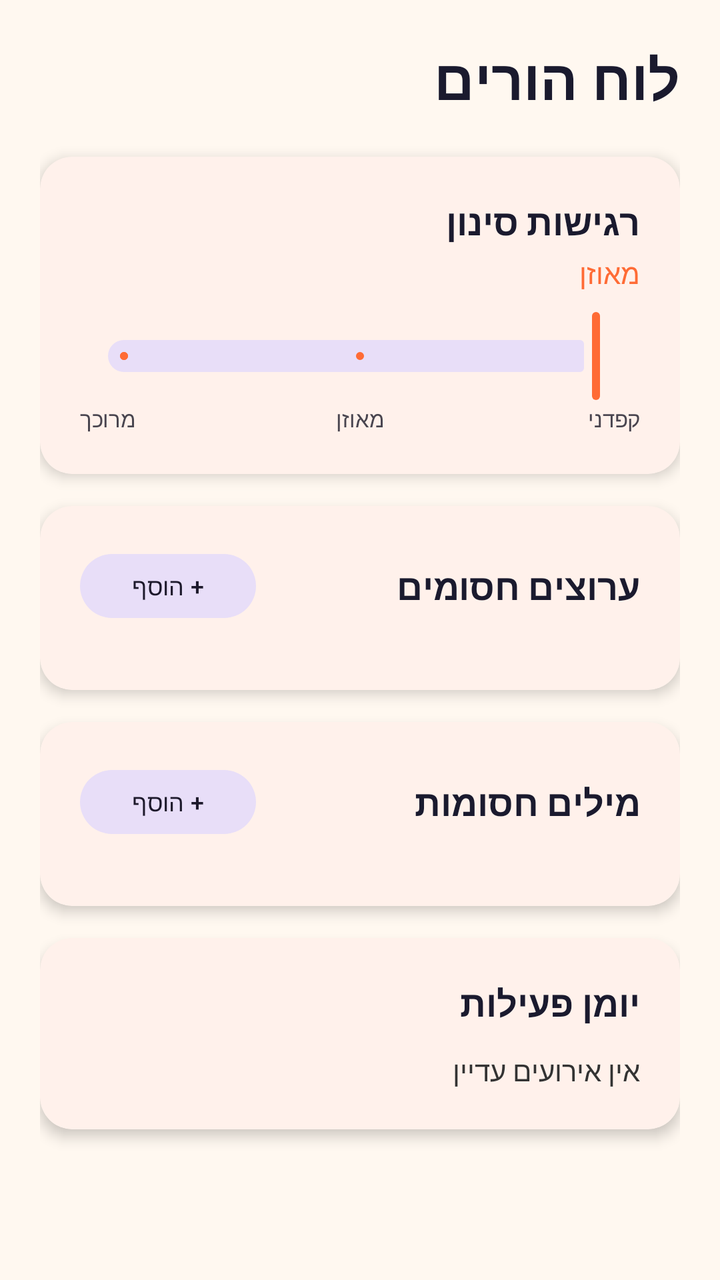
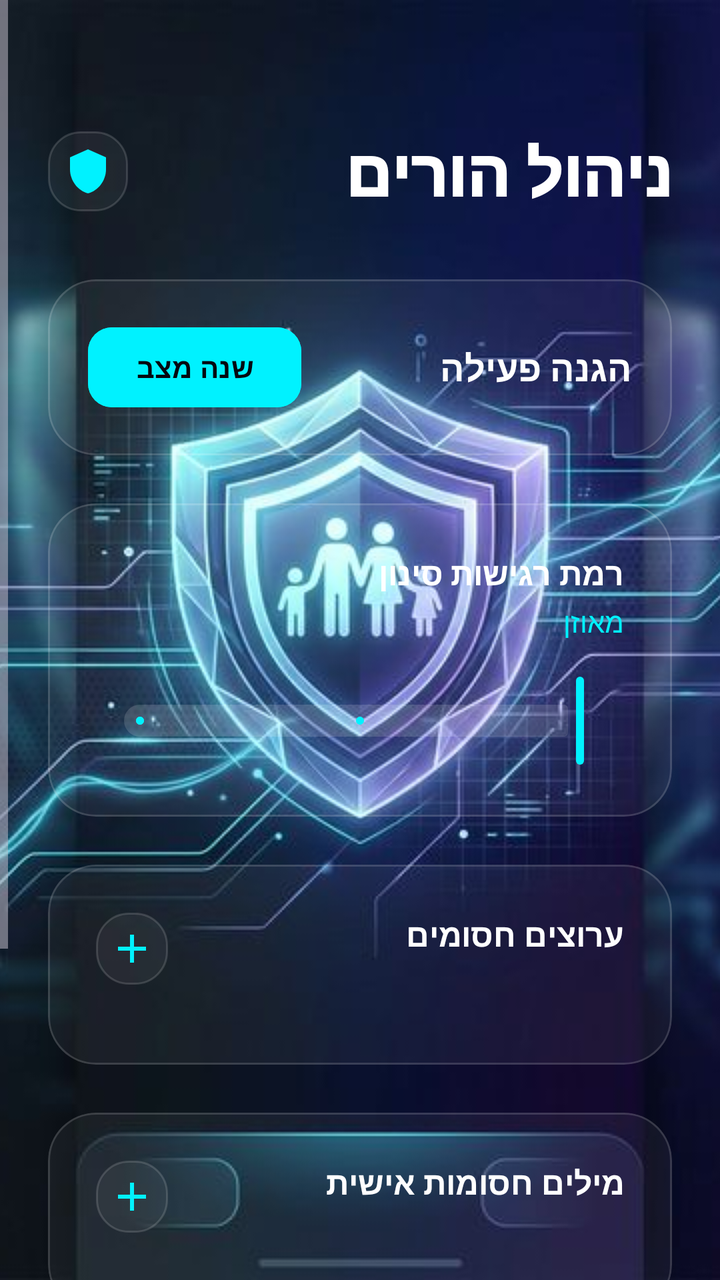

Before-and-after screenshots of an Android layout around one commit, followed by the original layout XML and the change that was made.
<!-- AndroidManifest.xml: application theme Theme.SafeKids -->
<!-- res/layout/activity_parent_dashboard.xml -->
<?xml version="1.0" encoding="utf-8"?>
<ScrollView xmlns:android="http://schemas.android.com/apk/res/android"
    xmlns:app="http://schemas.android.com/apk/res-auto"
    android:layout_width="match_parent"
    android:layout_height="match_parent"
    android:background="@color/sk_background"
    android:layoutDirection="rtl">

    <LinearLayout
        android:layout_width="match_parent"
        android:layout_height="wrap_content"
        android:orientation="vertical"
        android:padding="20dp">

        
        <TextView
            android:layout_width="wrap_content"
            android:layout_height="wrap_content"
            android:text="@string/dashboard_title"
            android:textSize="28sp"
            android:textStyle="bold"
            android:textColor="@color/sk_on_background"
            android:layout_marginBottom="20dp" />

        
        <com.google.android.material.card.MaterialCardView
            android:layout_width="match_parent"
            android:layout_height="wrap_content"
            app:cardCornerRadius="16dp"
            app:cardElevation="4dp"
            app:strokeWidth="0dp"
            android:layout_marginBottom="16dp">

            <LinearLayout
                android:layout_width="match_parent"
                android:layout_height="wrap_content"
                android:orientation="vertical"
                android:padding="20dp">

                <TextView
                    android:layout_width="wrap_content"
                    android:layout_height="wrap_content"
                    android:text="@string/dashboard_sensitivity"
                    android:textSize="18sp"
                    android:textStyle="bold"
                    android:textColor="@color/sk_on_background" />

                <TextView
                    android:id="@+id/tvSensitivityLabel"
                    android:layout_width="wrap_content"
                    android:layout_height="wrap_content"
                    android:text="@string/sensitivity_balanced"
                    android:textSize="14sp"
                    android:textColor="@color/sk_primary"
                    android:layout_marginTop="4dp" />

                <com.google.android.material.slider.Slider
                    android:id="@+id/sliderSensitivity"
                    android:layout_width="match_parent"
                    android:layout_height="wrap_content"
                    android:layout_marginTop="8dp"
                    android:valueFrom="0"
                    android:valueTo="2"
                    android:stepSize="1"
                    app:trackColorActive="@color/sk_primary"
                    app:thumbColor="@color/sk_primary" />

                <LinearLayout
                    android:layout_width="match_parent"
                    android:layout_height="wrap_content"
                    android:orientation="horizontal">
                    <TextView android:layout_width="0dp" android:layout_weight="1" android:layout_height="wrap_content" android:text="@string/sensitivity_strict" android:textSize="11sp" android:gravity="start" />
                    <TextView android:layout_width="0dp" android:layout_weight="1" android:layout_height="wrap_content" android:text="@string/sensitivity_balanced" android:textSize="11sp" android:gravity="center" />
                    <TextView android:layout_width="0dp" android:layout_weight="1" android:layout_height="wrap_content" android:text="@string/sensitivity_relaxed" android:textSize="11sp" android:gravity="end" />
                </LinearLayout>

            </LinearLayout>
        </com.google.android.material.card.MaterialCardView>

        
        <com.google.android.material.card.MaterialCardView
            android:layout_width="match_parent"
            android:layout_height="wrap_content"
            app:cardCornerRadius="16dp"
            app:cardElevation="4dp"
            app:strokeWidth="0dp"
            android:layout_marginBottom="16dp">

            <LinearLayout
                android:layout_width="match_parent"
                android:layout_height="wrap_content"
                android:orientation="vertical"
                android:padding="20dp">

                <LinearLayout
                    android:layout_width="match_parent"
                    android:layout_height="wrap_content"
                    android:orientation="horizontal"
                    android:gravity="center_vertical">

                    <TextView
                        android:layout_width="0dp"
                        android:layout_weight="1"
                        android:layout_height="wrap_content"
                        android:text="ערוצים חסומים"
                        android:textSize="18sp"
                        android:textStyle="bold"
                        android:textColor="@color/sk_on_background" />

                    <Button
                        android:id="@+id/btnAddChannel"
                        style="@style/Widget.Material3.Button.TonalButton"
                        android:layout_width="wrap_content"
                        android:layout_height="40dp"
                        android:text="+ הוסף"
                        android:textSize="12sp" />
                </LinearLayout>

                <com.google.android.material.chip.ChipGroup
                    android:id="@+id/chipGroupChannels"
                    android:layout_width="match_parent"
                    android:layout_height="wrap_content"
                    android:layout_marginTop="12dp" />

            </LinearLayout>
        </com.google.android.material.card.MaterialCardView>

        
        <com.google.android.material.card.MaterialCardView
            android:layout_width="match_parent"
            android:layout_height="wrap_content"
            app:cardCornerRadius="16dp"
            app:cardElevation="4dp"
            app:strokeWidth="0dp"
            android:layout_marginBottom="16dp">

            <LinearLayout
                android:layout_width="match_parent"
                android:layout_height="wrap_content"
                android:orientation="vertical"
                android:padding="20dp">

                <LinearLayout
                    android:layout_width="match_parent"
                    android:layout_height="wrap_content"
                    android:orientation="horizontal"
                    android:gravity="center_vertical">

                    <TextView
                        android:layout_width="0dp"
                        android:layout_weight="1"
                        android:layout_height="wrap_content"
                        android:text="מילים חסומות"
                        android:textSize="18sp"
                        android:textStyle="bold"
                        android:textColor="@color/sk_on_background" />

                    <Button
                        android:id="@+id/btnAddKeyword"
                        style="@style/Widget.Material3.Button.TonalButton"
                        android:layout_width="wrap_content"
                        android:layout_height="40dp"
                        android:text="+ הוסף"
                        android:textSize="12sp" />
                </LinearLayout>

                <com.google.android.material.chip.ChipGroup
                    android:id="@+id/chipGroupKeywords"
                    android:layout_width="match_parent"
                    android:layout_height="wrap_content"
                    android:layout_marginTop="12dp" />

            </LinearLayout>
        </com.google.android.material.card.MaterialCardView>

        
        <com.google.android.material.card.MaterialCardView
            android:layout_width="match_parent"
            android:layout_height="wrap_content"
            app:cardCornerRadius="16dp"
            app:cardElevation="4dp"
            app:strokeWidth="0dp"
            android:layout_marginBottom="16dp">

            <LinearLayout
                android:layout_width="match_parent"
                android:layout_height="wrap_content"
                android:orientation="vertical"
                android:padding="20dp">

                <TextView
                    android:layout_width="wrap_content"
                    android:layout_height="wrap_content"
                    android:text="@string/dashboard_activity_log"
                    android:textSize="18sp"
                    android:textStyle="bold"
                    android:textColor="@color/sk_on_background" />

                <TextView
                    android:id="@+id/tvLogSummary"
                    android:layout_width="match_parent"
                    android:layout_height="wrap_content"
                    android:text="אין אירועים עדיין"
                    android:textSize="14sp"
                    android:textColor="@color/sk_on_surface"
                    android:layout_marginTop="12dp"
                    android:lineSpacingExtra="4dp" />

            </LinearLayout>
        </com.google.android.material.card.MaterialCardView>

    </LinearLayout>
</ScrollView>
<!-- resources referenced by this layout -->
<resources>
  <color name="sk_background">#FFF8F0</color>
  <color name="sk_on_background">#1A1A2E</color>
  <color name="sk_on_surface">#333333</color>
  <color name="sk_primary">#FF6B35</color>
  <string name="dashboard_activity_log">יומן פעילות</string>
  <string name="dashboard_sensitivity">רגישות סינון</string>
  <string name="dashboard_title">לוח הורים</string>
  <string name="sensitivity_balanced">מאוזן</string>
  <string name="sensitivity_relaxed">מרוכך</string>
  <string name="sensitivity_strict">קפדני</string>
  <style name="Theme.SafeKids" parent="Theme.Material3.Light.NoActionBar">
          <item name="colorPrimary">@color/sk_primary</item>
          <item name="colorPrimaryDark">@color/sk_primary_dark</item>
          <item name="colorSecondary">@color/sk_secondary</item>
          <item name="colorOnPrimary">@color/sk_on_primary</item>
          <item name="android:colorBackground">@color/sk_background</item>
          <item name="colorSurface">@color/sk_surface</item>
          <item name="colorError">@color/sk_error</item>
          <item name="android:statusBarColor">@color/sk_primary_dark</item>
          <item name="android:navigationBarColor">@color/sk_background</item>
      </style>
  <color name="sk_primary_dark">#E55A2B</color>
  <color name="sk_secondary">#2EC4B6</color>
  <color name="sk_on_primary">#FFFFFF</color>
  <color name="sk_surface">#FFFFFF</color>
  <color name="sk_error">#E63946</color>
</resources>

<!-- the commit's change to res/layout/activity_parent_dashboard.xml (unified diff, before → after) -->
@@ -1,213 +1,279 @@
 <?xml version="1.0" encoding="utf-8"?>
-<ScrollView xmlns:android="http://schemas.android.com/apk/res/android"
+<androidx.constraintlayout.widget.ConstraintLayout xmlns:android="http://schemas.android.com/apk/res/android"
     xmlns:app="http://schemas.android.com/apk/res-auto"
     android:layout_width="match_parent"
     android:layout_height="match_parent"
-    android:background="@color/sk_background"
     android:layoutDirection="rtl">
 
-    <LinearLayout
+    
+    <ImageView
         android:layout_width="match_parent"
-        android:layout_height="wrap_content"
-        android:orientation="vertical"
-        android:padding="20dp">
-
-        
-        <TextView
-            android:layout_width="wrap_content"
-            android:layout_height="wrap_content"
-            android:text="@string/dashboard_title"
-            android:textSize="28sp"
-            android:textStyle="bold"
-            android:textColor="@color/sk_on_background"
-            android:layout_marginBottom="20dp" />
-
-        
-        <com.google.android.material.card.MaterialCardView
+        android:layout_height="match_parent"
+        android:scaleType="centerCrop"
+        android:src="@drawable/safekids_background_premium" />
+
+    <ScrollView
+        android:layout_width="match_parent"
+        android:layout_height="match_parent">
+
+        <LinearLayout
             android:layout_width="match_parent"
             android:layout_height="wrap_content"
-            app:cardCornerRadius="16dp"
-            app:cardElevation="4dp"
-            app:strokeWidth="0dp"
-            android:layout_marginBottom="16dp">
-
-            <LinearLayout
-                android:layout_width="match_parent"
-                android:layout_height="wrap_content"
-                android:orientation="vertical"
-                android:padding="20dp">
+            android:orientation="vertical"
+            android:paddingHorizontal="24dp"
+            android:paddingTop="64dp"
+            android:paddingBottom="40dp">
+
+            
+            <RelativeLayout
+                android:layout_width="match_parent"
+                android:layout_height="wrap_content"
+                android:layout_marginBottom="32dp">
 
                 <TextView
                     android:layout_width="wrap_content"
                     android:layout_height="wrap_content"
-                    android:text="@string/dashboard_sensitivity"
-                    android:textSize="18sp"
-                    android:textStyle="bold"
-                    android:textColor="@color/sk_on_background" />
-
-                <TextView
-                    android:id="@+id/tvSensitivityLabel"
-                    android:layout_width="wrap_content"
-                    android:layout_height="wrap_content"
-                    android:text="@string/sensitivity_balanced"
-                    android:textSize="14sp"
-                    android:textColor="@color/sk_primary"
-                    android:layout_marginTop="4dp" />
-
-                <com.google.android.material.slider.Slider
-                    android:id="@+id/sliderSensitivity"
-                    android:layout_width="match_parent"
-                    android:layout_height="wrap_content"
-                    android:layout_marginTop="8dp"
-                    android:valueFrom="0"
-                    android:valueTo="2"
-                    android:stepSize="1"
-                    app:trackColorActive="@color/sk_primary"
-                    app:thumbColor="@color/sk_primary" />
-
-                <LinearLayout
-                    android:layout_width="match_parent"
-                    android:layout_height="wrap_content"
-                    android:orientation="horizontal">
-                    <TextView android:layout_width="0dp" android:layout_weight="1" android:layout_height="wrap_content" android:text="@string/sensitivity_strict" android:textSize="11sp" android:gravity="start" />
-                    <TextView android:layout_width="0dp" android:layout_weight="1" android:layout_height="wrap_content" android:text="@string/sensitivity_balanced" android:textSize="11sp" android:gravity="center" />
-                    <TextView android:layout_width="0dp" android:layout_weight="1" android:layout_height="wrap_content" android:text="@string/sensitivity_relaxed" android:textSize="11sp" android:gravity="end" />
-                </LinearLayout>
-
-            </LinearLayout>
-        </com.google.android.material.card.MaterialCardView>
-
-        
-        <com.google.android.material.card.MaterialCardView
-            android:layout_width="match_parent"
-            android:layout_height="wrap_content"
-            app:cardCornerRadius="16dp"
-            app:cardElevation="4dp"
-            app:strokeWidth="0dp"
-            android:layout_marginBottom="16dp">
-
-            <LinearLayout
-                android:layout_width="match_parent"
-                android:layout_height="wrap_content"
-                android:orientation="vertical"
-                android:padding="20dp">
-
-                <LinearLayout
-                    android:layout_width="match_parent"
-                    android:layout_height="wrap_content"
+                    android:fontFamily="sans-serif-black"
+                    android:text="ניהול הורים"
+                    android:textColor="@color/sk_white"
+                    android:textSize="32sp" />
+
+                <ImageView
+                    android:id="@+id/ivSecurityStatus"
+                    android:layout_width="40dp"
+                    android:layout_height="40dp"
+                    android:layout_alignParentEnd="true"
+                    android:layout_centerVertical="true"
+                    android:background="@drawable/glass_card_bg"
+                    android:padding="8dp"
+                    android:src="@drawable/ic_security_shield"
+                    app:tint="@color/sk_neon_cyan" />
+            </RelativeLayout>
+
+            
+            <com.google.android.material.card.MaterialCardView
+                android:layout_width="match_parent"
+                android:layout_height="wrap_content"
+                android:layout_marginBottom="24dp"
+                app:cardBackgroundColor="@color/sk_glass_background"
+                app:cardCornerRadius="24dp"
+                app:cardElevation="0dp"
+                app:strokeColor="@color/sk_glass_outline"
+                app:strokeWidth="1dp">
+
+                <LinearLayout
+                    android:layout_width="match_parent"
+                    android:layout_height="wrap_content"
+                    android:gravity="center_vertical"
                     android:orientation="horizontal"
-                    android:gravity="center_vertical">
+                    android:padding="20dp">
 
                     <TextView
                         android:layout_width="0dp"
+                        android:layout_height="wrap_content"
                         android:layout_weight="1"
-                        android:layout_height="wrap_content"
-                        android:text="ערוצים חסומים"
+                        android:text="הגנה פעילה"
+                        android:textColor="@color/sk_white"
                         android:textSize="18sp"
+                        android:textStyle="bold" />
+
+                    <com.google.android.material.button.MaterialButton
+                        android:id="@+id/btnToggleProtection"
+                        android:layout_width="wrap_content"
+                        android:layout_height="wrap_content"
+                        android:backgroundTint="@color/sk_neon_cyan"
+                        android:text="שנה מצב"
+                        android:textColor="@color/sk_deep_space"
+                        android:textSize="14sp"
                         android:textStyle="bold"
-                        android:textColor="@color/sk_on_background" />
-
-                    <Button
-                        android:id="@+id/btnAddChannel"
-                        style="@style/Widget.Material3.Button.TonalButton"
-                        android:layout_width="wrap_content"
-                        android:layout_height="40dp"
-                        android:text="+ הוסף"
-                        android:textSize="12sp" />
-                </LinearLayout>
-
-                <com.google.android.material.chip.ChipGroup
-                    android:id="@+id/chipGroupChannels"
-                    android:layout_width="match_parent"
-                    android:layout_height="wrap_content"
-                    android:layout_marginTop="12dp" />
-
-            </LinearLayout>
-        </com.google.android.material.card.MaterialCardView>
-
-        
-        <com.google.android.material.card.MaterialCardView
-            android:layout_width="match_parent"
-            android:layout_height="wrap_content"
-            app:cardCornerRadius="16dp"
-            app:cardElevation="4dp"
-            app:strokeWidth="0dp"
-            android:layout_marginBottom="16dp">
-
-            <LinearLayout
-                android:layout_width="match_parent"
-                android:layout_height="wrap_content"
-                android:orientation="vertical"
-                android:padding="20dp">
-
-                <LinearLayout
-                    android:layout_width="match_parent"
-                    android:layout_height="wrap_content"
-                    android:orientation="horizontal"
-                    android:gravity="center_vertical">
-
-                    <TextView
-                        android:layout_width="0dp"
-                        android:layout_weight="1"
-                        android:layout_height="wrap_content"
-                        android:text="מילים חסומות"
-                        android:textSize="18sp"
-                        android:textStyle="bold"
-                        android:textColor="@color/sk_on_background" />
-
-                    <Button
-                        android:id="@+id/btnAddKeyword"
-                        style="@style/Widget.Material3.Button.TonalButton"
-                        android:layout_width="wrap_content"
-                        android:layout_height="40dp"
-                        android:text="+ הוסף"
-                        android:textSize="12sp" />
-                </LinearLayout>
-
-                <com.google.android.material.chip.ChipGroup
-                    android:id="@+id/chipGroupKeywords"
-                    android:layout_width="match_parent"
-                    android:layout_height="wrap_content"
-                    android:layout_marginTop="12dp" />
-
-            </LinearLayout>
-        </com.google.android.material.card.MaterialCardView>
-
-        
-        <com.google.android.material.card.MaterialCardView
-            android:layout_width="match_parent"
-            android:layout_height="wrap_content"
-            app:cardCornerRadius="16dp"
-            app:cardElevation="4dp"
-            app:strokeWidth="0dp"
-            android:layout_marginBottom="16dp">
-
-            <LinearLayout
-                android:layout_width="match_parent"
-                android:layout_height="wrap_content"
-                android:orientation="vertical"
-                android:padding="20dp">
-
-                <TextView
-                    android:layout_width="wrap_content"
-                    android:layout_height="wrap_content"
-                    android:text="@string/dashboard_activity_log"
-                    android:textSize="18sp"
-                    android:textStyle="bold"
-                    android:textColor="@color/sk_on_background" />
-
-                <TextView
-                    android:id="@+id/tvLogSummary"
-                    android:layout_width="match_parent"
-                    android:layout_height="wrap_content"
-                    android:text="אין אירועים עדיין"
-                    android:textSize="14sp"
-                    android:textColor="@color/sk_on_surface"
-                    android:layout_marginTop="12dp"
-                    android:lineSpacingExtra="4dp" />
-
-            </LinearLayout>
-        </com.google.android.material.card.MaterialCardView>
-
-    </LinearLayout>
-</ScrollView>
+                        app:cornerRadius="12dp" />
+                </LinearLayout>
+            </com.google.android.material.card.MaterialCardView>
+
+            
+            <com.google.android.material.card.MaterialCardView
+                android:layout_width="match_parent"
+                android:layout_height="wrap_content"
+                android:layout_marginBottom="24dp"
+                app:cardBackgroundColor="@color/sk_glass_background"
+                app:cardCornerRadius="24dp"
+                app:cardElevation="0dp"
+                app:strokeColor="@color/sk_glass_outline"
+                app:strokeWidth="1dp">
+
+                <LinearLayout
+                    android:layout_width="match_parent"
+                    android:layout_height="wrap_content"
+                    android:orientation="vertical"
+                    android:padding="24dp">
+
+                    <TextView
+                        android:layout_width="wrap_content"
+                        android:layout_height="wrap_content"
+                        android:text="רמת רגישות סינון"
+                        android:textColor="@color/sk_white"
+                        android:textSize="16sp"
+                        android:textStyle="bold" />
+
+                    <TextView
+                        android:id="@+id/tvSensitivityLabel"
+                        android:layout_width="wrap_content"
+                        android:layout_height="wrap_content"
+                        android:layout_marginTop="4dp"
+                        android:text="מאוזן"
+                        android:textColor="@color/sk_neon_cyan"
+                        android:textSize="14sp" />
+
+                    <com.google.android.material.slider.Slider
+                        android:id="@+id/sliderSensitivity"
+                        android:layout_width="match_parent"
+                        android:layout_height="wrap_content"
+                        android:layout_marginTop="16dp"
+                        android:valueFrom="0"
+                        android:valueTo="2"
+                        android:stepSize="1"
+                        app:thumbColor="@color/sk_neon_cyan"
+                        app:trackColorActive="@color/sk_neon_cyan"
+                        app:trackColorInactive="@color/sk_glass_outline" />
+
+                </LinearLayout>
+            </com.google.android.material.card.MaterialCardView>
+
+            
+            <com.google.android.material.card.MaterialCardView
+                android:layout_width="match_parent"
+                android:layout_height="wrap_content"
+                android:layout_marginBottom="24dp"
+                app:cardBackgroundColor="@color/sk_glass_background"
+                app:cardCornerRadius="24dp"
+                app:cardElevation="0dp"
+                app:strokeColor="@color/sk_glass_outline"
+                app:strokeWidth="1dp">
+
+                <LinearLayout
+                    android:layout_width="match_parent"
+                    android:layout_height="wrap_content"
+                    android:orientation="vertical"
+                    android:padding="24dp">
+
+                    <RelativeLayout
+                        android:layout_width="match_parent"
+                        android:layout_height="wrap_content">
+
+                        <TextView
+                            android:layout_width="wrap_content"
+                            android:layout_height="wrap_content"
+                            android:text="ערוצים חסומים"
+                            android:textColor="@color/sk_white"
+                            android:textSize="16sp"
+                            android:textStyle="bold" />
+
+                        <ImageButton
+                            android:id="@+id/btnAddChannel"
+                            android:layout_width="36dp"
+                            android:layout_height="36dp"
+                            android:layout_alignParentEnd="true"
+                            android:background="@drawable/glass_card_bg"
+                            android:src="@drawable/ic_plus"
+                            app:tint="@color/sk_neon_cyan" />
+                    </RelativeLayout>
+
+                    <com.google.android.material.chip.ChipGroup
+                        android:id="@+id/chipGroupChannels"
+                        android:layout_width="match_parent"
+                        android:layout_height="wrap_content"
+                        android:layout_marginTop="16dp"
+                        app:chipSpacing="8dp" />
+                </LinearLayout>
+            </com.google.android.material.card.MaterialCardView>
+
+            
+            <com.google.android.material.card.MaterialCardView
+                android:layout_width="match_parent"
+                android:layout_height="wrap_content"
+                android:layout_marginBottom="24dp"
+                app:cardBackgroundColor="@color/sk_glass_background"
+                app:cardCornerRadius="24dp"
+                app:cardElevation="0dp"
+                app:strokeColor="@color/sk_glass_outline"
+                app:strokeWidth="1dp">
+
+                <LinearLayout
+                    android:layout_width="match_parent"
+                    android:layout_height="wrap_content"
+                    android:orientation="vertical"
+                    android:padding="24dp">
+
+                    <RelativeLayout
+                        android:layout_width="match_parent"
+                        android:layout_height="wrap_content">
+
+                        <TextView
+                            android:layout_width="wrap_content"
+                            android:layout_height="wrap_content"
+                            android:text="מילים חסומות אישית"
+                            android:textColor="@color/sk_white"
+                            android:textSize="16sp"
+                            android:textStyle="bold" />
+
+                        <ImageButton
+                            android:id="@+id/btnAddKeyword"
+                            android:layout_width="36dp"
+                            android:layout_height="36dp"
+                            android:layout_alignParentEnd="true"
+                            android:background="@drawable/glass_card_bg"
+                            android:src="@drawable/ic_plus"
+                            app:tint="@color/sk_neon_cyan" />
+                    </RelativeLayout>
+
+                    <com.google.android.material.chip.ChipGroup
+                        android:id="@+id/chipGroupKeywords"
+                        android:layout_width="match_parent"
+                        android:layout_height="wrap_content"
+                        android:layout_marginTop="16dp"
+                        app:chipSpacing="8dp" />
+                </LinearLayout>
+            </com.google.android.material.card.MaterialCardView>
+
+            
+            <com.google.android.material.card.MaterialCardView
+                android:layout_width="match_parent"
+                android:layout_height="wrap_content"
+                android:layout_marginBottom="40dp"
+                app:cardBackgroundColor="@color/sk_glass_background"
+                app:cardCornerRadius="24dp"
+                app:cardElevation="0dp"
+                app:strokeColor="@color/sk_glass_outline"
+                app:strokeWidth="1dp">
+
+                <LinearLayout
+                    android:layout_width="match_parent"
+                    android:layout_height="wrap_content"
+                    android:orientation="vertical"
+                    android:padding="24dp">
+
+                    <TextView
+                        android:layout_width="wrap_content"
+                        android:layout_height="wrap_content"
+                        android:layout_marginBottom="16dp"
+                        android:text="יומן פעילות אחרון"
+                        android:textColor="@color/sk_white"
+                        android:textSize="16sp"
+                        android:textStyle="bold" />
+
+                    <TextView
+                        android:id="@+id/tvLogSummary"
+                        android:layout_width="match_parent"
+                        android:layout_height="wrap_content"
+                        android:alpha="0.7"
+                        android:lineSpacingExtra="6dp"
+                        android:text="המערכת סורקת... נתונים יופיעו כאן"
+                        android:textColor="@color/sk_white"
+                        android:textSize="13sp" />
+                </LinearLayout>
+            </com.google.android.material.card.MaterialCardView>
+
+        </LinearLayout>
+    </ScrollView>
+
+</androidx.constraintlayout.widget.ConstraintLayout>
<!-- resource entries referenced after the edit -->
@@ -1,30 +1,56 @@
 <!-- resources referenced by this layout -->
 <resources>
-  <color name="sk_background">#FFF8F0</color>
-  <color name="sk_on_background">#1A1A2E</color>
-  <color name="sk_on_surface">#333333</color>
-  <color name="sk_primary">#FF6B35</color>
-  <string name="dashboard_activity_log">יומן פעילות</string>
-  <string name="dashboard_sensitivity">רגישות סינון</string>
-  <string name="dashboard_title">לוח הורים</string>
-  <string name="sensitivity_balanced">מאוזן</string>
-  <string name="sensitivity_relaxed">מרוכך</string>
-  <string name="sensitivity_strict">קפדני</string>
-  <style name="Theme.SafeKids" parent="Theme.Material3.Light.NoActionBar">
+  <color name="sk_deep_space">#050810</color>
+  <color name="sk_glass_background">#0DFFFFFF</color>
+  <color name="sk_glass_outline">#26FFFFFF</color>
+  <color name="sk_neon_cyan">#00F2FF</color>
+  <color name="sk_white">#FFFFFF</color>
+  <!-- drawable glass_card_bg (drawable) -->
+  <?xml version="1.0" encoding="utf-8"?>
+  <shape xmlns:android="http://schemas.android.com/apk/res/android">
+      <solid android:color="@color/sk_glass_background" />
+      <corners android:radius="16dp" />
+      <stroke
+          android:width="1dp"
+          android:color="@color/sk_glass_outline" />
+  </shape>
+  <!-- drawable ic_plus (drawable) -->
+  <vector xmlns:android="http://schemas.android.com/apk/res/android"
+      android:width="24dp"
+      android:height="24dp"
+      android:viewportWidth="24"
+      android:viewportHeight="24">
+      <path
+          android:fillColor="#00E5FF"
+          android:pathData="M19,13h-6v6h-2v-6H5v-2h6V5h2v6h6v2z"/>
+  </vector>
+  <!-- drawable ic_security_shield (drawable) -->
+  <vector xmlns:android="http://schemas.android.com/apk/res/android"
+      android:width="24dp"
+      android:height="24dp"
+      android:viewportWidth="24"
+      android:viewportHeight="24">
+      <path
+          android:fillColor="#FF5252"
+          android:pathData="M12,1L3,5v6c0,5.55 3.84,10.74 9,12 5.16,-1.26 9,-6.45 9,-12V5l-9,-4z"/>
+  </vector>
+  <!-- drawable safekids_background_premium: png bitmap (drawable, 43505 bytes) -->
+  <color name="sk_background">#050810</color>
+  <color name="sk_primary">#00F2FF</color>
+  <style name="Theme.SafeKids" parent="Theme.Material3.Dark.NoActionBar">
           <item name="colorPrimary">@color/sk_primary</item>
-          <item name="colorPrimaryDark">@color/sk_primary_dark</item>
           <item name="colorSecondary">@color/sk_secondary</item>
           <item name="colorOnPrimary">@color/sk_on_primary</item>
           <item name="android:colorBackground">@color/sk_background</item>
           <item name="colorSurface">@color/sk_surface</item>
           <item name="colorError">@color/sk_error</item>
-          <item name="android:statusBarColor">@color/sk_primary_dark</item>
+          <item name="android:statusBarColor">@color/sk_background</item>
           <item name="android:navigationBarColor">@color/sk_background</item>
+          <item name="android:windowTranslucentStatus">false</item>
       </style>
-  <color name="sk_primary_dark">#E55A2B</color>
-  <color name="sk_secondary">#2EC4B6</color>
-  <color name="sk_on_primary">#FFFFFF</color>
-  <color name="sk_surface">#FFFFFF</color>
-  <color name="sk_error">#E63946</color>
+  <color name="sk_secondary">#7000FF</color>
+  <color name="sk_on_primary">#050810</color>
+  <color name="sk_surface">#0D1220</color>
+  <color name="sk_error">#FF0055</color>
 </resources>
 
